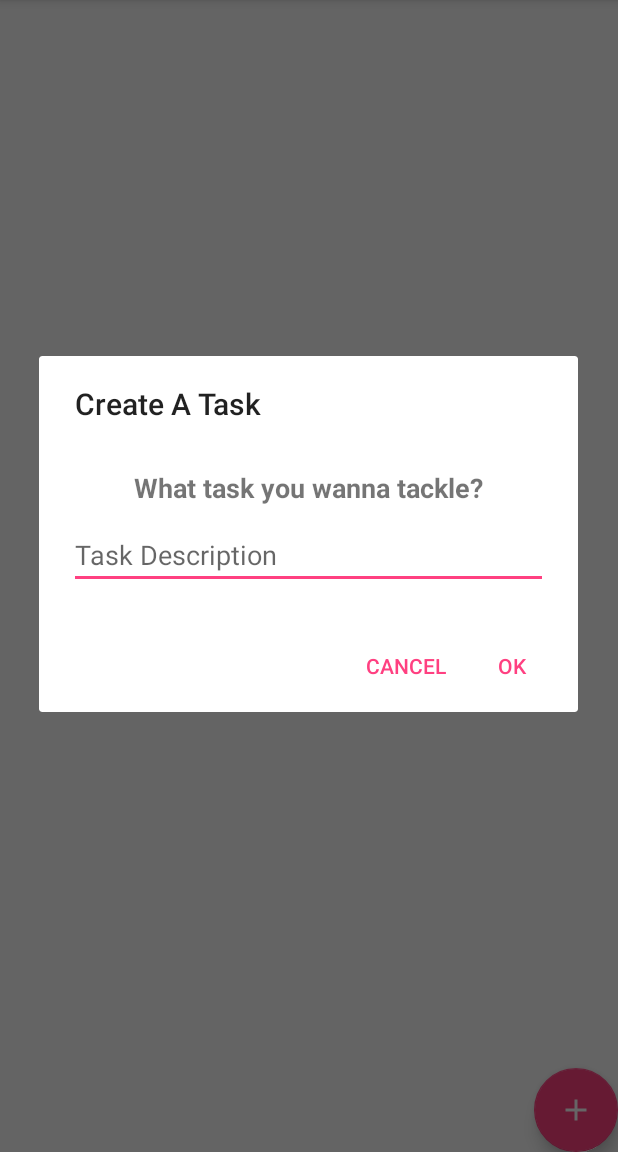
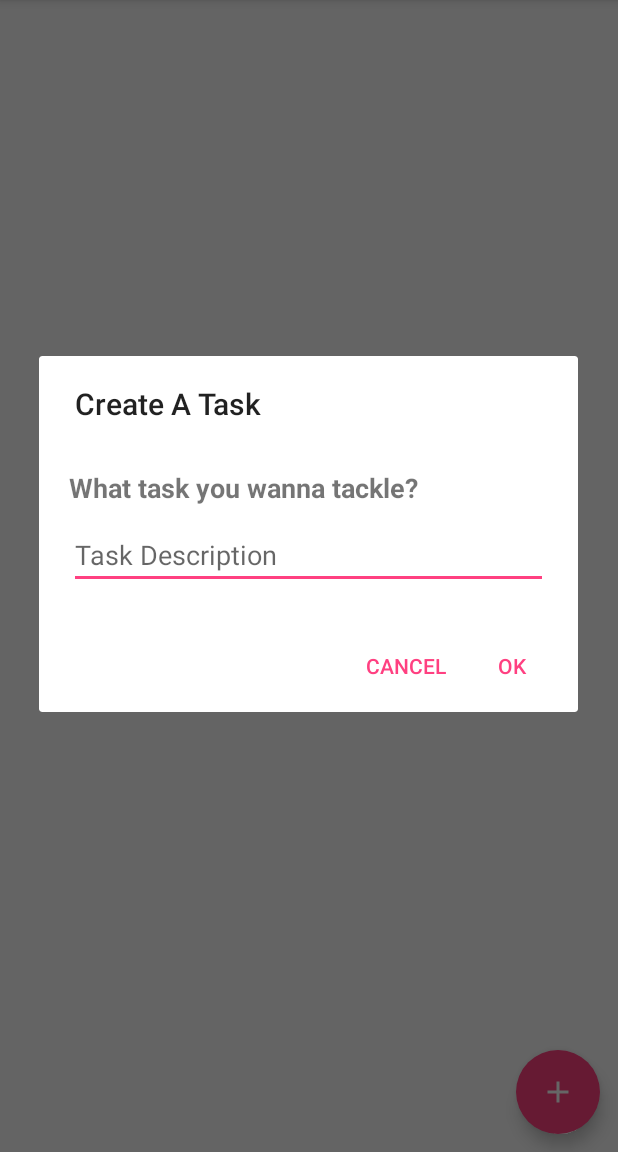
Before and after one commit to mochadwi/codepath-todo-app, an Android app: the screen it shows after launch (ToDoActivity), after a tap on an icon or button, on a phone screen of 412 x 824 dp, the part 84-1236 px from its top. Run offline under Robolectric (Android 15) with nearby library versions, the phone set to English and light mode, and no system bars; our stand-ins replace ButterKnife; libraries missing offline, so code that uses them is left out: co.moonmonkeylabs.realmrecyclerview, io.realm; plain views replace RealmRecyclerView; 6 statements that could not run were skipped.

Commit message:
[Update] FAB proportional margin

```diff
--- a/app/src/main/AndroidManifest.xml
+++ b/app/src/main/AndroidManifest.xml
@@ -12,13 +12,16 @@
         android:roundIcon="@mipmap/ic_launcher_round"
         android:supportsRtl="true"
         android:theme="@style/AppTheme">
-        <activity android:name=".todo.ToDoActivity">
+        <activity
+            android:name=".SplashActivity"
+            android:theme="@style/SplashTheme">
             <intent-filter>
                 <action android:name="android.intent.action.MAIN" />
 
                 <category android:name="android.intent.category.LAUNCHER" />
             </intent-filter>
         </activity>
+        <activity android:name=".todo.ToDoActivity"></activity>
     </application>
 
 </manifest>
--- /dev/null
+++ b/app/src/main/java/io/mochadwi/todo_go/SplashActivity.java
@@ -0,0 +1,18 @@
+package io.mochadwi.todo_go;
+
+import android.content.Intent;
+import android.support.v7.app.AppCompatActivity;
+import android.os.Bundle;
+
+import io.mochadwi.todo_go.todo.ToDoActivity;
+
+public class SplashActivity extends AppCompatActivity {
+
+    @Override
+    protected void onCreate(Bundle savedInstanceState) {
+        super.onCreate(savedInstanceState);
+
+        startActivity(new Intent(this, ToDoActivity.class));
+        finish();
+    }
+}
--- a/app/src/main/java/io/mochadwi/todo_go/todo/ToDoActivity.java
+++ b/app/src/main/java/io/mochadwi/todo_go/todo/ToDoActivity.java
@@ -9,6 +9,7 @@ import android.view.LayoutInflater;
 import android.view.View;
 import android.view.inputmethod.EditorInfo;
 import android.widget.EditText;
+import android.widget.RelativeLayout;
 import android.widget.TextView;
 import android.widget.Toast;
 
--- /dev/null
+++ b/app/src/main/res/drawable/background_splash.xml
@@ -0,0 +1,13 @@
+<?xml version="1.0" encoding="utf-8"?>
+<layer-list xmlns:android="http://schemas.android.com/apk/res/android">
+
+    <item
+        android:drawable="@color/colorPrimary"/>
+
+    <item>
+        <bitmap
+            android:gravity="center"
+            android:src="@mipmap/ic_launcher"/>
+    </item>
+
+</layer-list>
--- a/app/src/main/res/layout/activity_main.xml
+++ b/app/src/main/res/layout/activity_main.xml
@@ -1,7 +1,6 @@
 <?xml version="1.0" encoding="utf-8"?>
 <FrameLayout xmlns:android="http://schemas.android.com/apk/res/android"
     xmlns:app="http://schemas.android.com/apk/res-auto"
-    xmlns:tools="http://schemas.android.com/tools"
     android:layout_width="match_parent"
     android:layout_height="match_parent"
     app:layout_behavior="@string/appbar_scrolling_view_behavior">
@@ -11,12 +10,13 @@
         android:layout_width="match_parent"
         android:layout_height="match_parent"
         app:rrvEmptyLayoutId="@layout/to_do_empty_view"
+        app:rrvIsRefreshable="true"
         app:rrvLayoutType="LinearLayout"
         app:rrvSwipeToDelete="true" />
 
     <RelativeLayout
         android:layout_width="wrap_content"
-        android:layout_height="wrap_content">
+        android:layout_height="match_parent">
 
         <android.support.design.widget.FloatingActionButton
             android:id="@+id/fab"
@@ -24,6 +24,10 @@
             android:layout_height="wrap_content"
             android:layout_alignParentBottom="true"
             android:layout_alignParentRight="true"
-            android:src="@drawable/ic_add_white_24dp" />
+            android:layout_marginBottom="@dimen/widget_margin"
+            android:layout_marginRight="@dimen/widget_margin"
+            android:src="@drawable/ic_add_white_24dp"
+            app:borderWidth="0dp"
+            app:fabSize="normal" />
     </RelativeLayout>
 </FrameLayout>
--- a/app/src/main/res/layout/to_do_dialog_view.xml
+++ b/app/src/main/res/layout/to_do_dialog_view.xml
@@ -9,7 +9,6 @@
         android:layout_width="match_parent"
         android:layout_height="wrap_content"
         android:layout_marginTop="10dp"
-        android:gravity="center_horizontal"
         android:text="What task you wanna tackle?"
         android:textSize="18sp"
         android:textStyle="bold" />
--- a/app/src/main/res/values/styles.xml
+++ b/app/src/main/res/values/styles.xml
@@ -8,4 +8,8 @@
         <item name="colorAccent">@color/colorAccent</item>
     </style>
 
+    <style name="SplashTheme" parent="Theme.AppCompat.NoActionBar">
+        <item name="android:windowBackground">@drawable/background_splash</item>
+    </style>
+
 </resources>
```
Also changed, not shown: app/build.gradle (+0 -7 lines), app/src/main/res/layout/activity_empty.xml (added, +8 -0 lines), app/src/main/res/layout/activity_splash.xml (added, +9 -0 lines).
